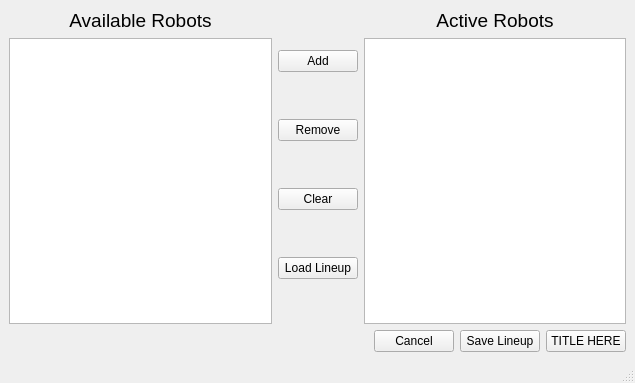
tvoli/pybotwar, file data/ui/combatants.ui: the form before one commit.
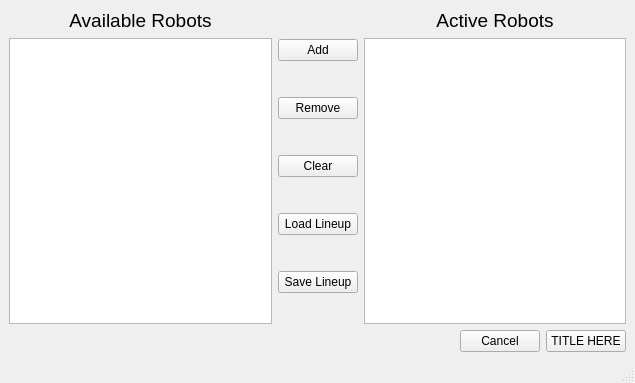
The form after the commit.

The edit to the form file:
```diff
--- a/data/ui/combatants.ui
+++ b/data/ui/combatants.ui
@@ -73,6 +73,13 @@
           </property>
          </widget>
         </item>
+        <item>
+         <widget class="QPushButton" name="savebutton">
+          <property name="text">
+           <string>Save Lineup</string>
+          </property>
+         </widget>
+        </item>
        </layout>
       </item>
       <item>
@@ -128,13 +135,6 @@
         </property>
        </widget>
       </item>
-      <item>
-       <widget class="QPushButton" name="savebutton">
-        <property name="text">
-         <string>Save Lineup</string>
-        </property>
-       </widget>
-      </item>
       <item>
        <widget class="QPushButton" name="startbutton">
         <property name="text">
```
Left out of the diff: 32 changed lines with no effect on the pictures.
